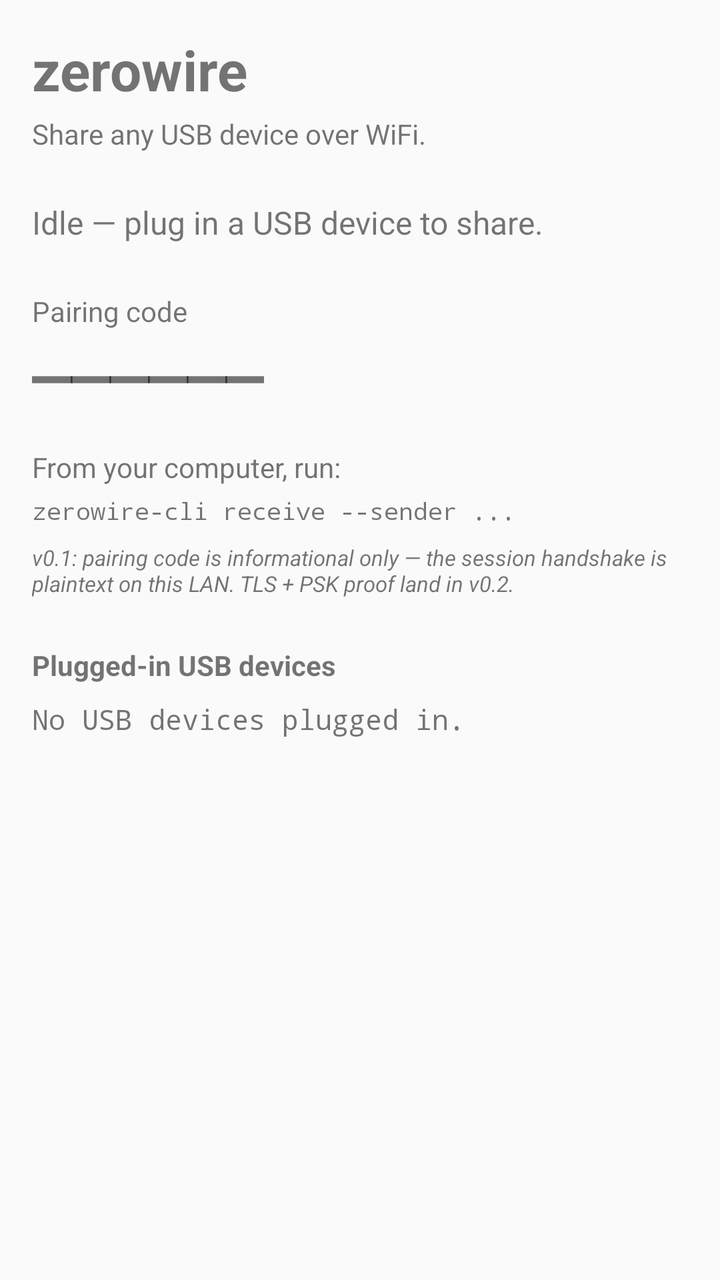
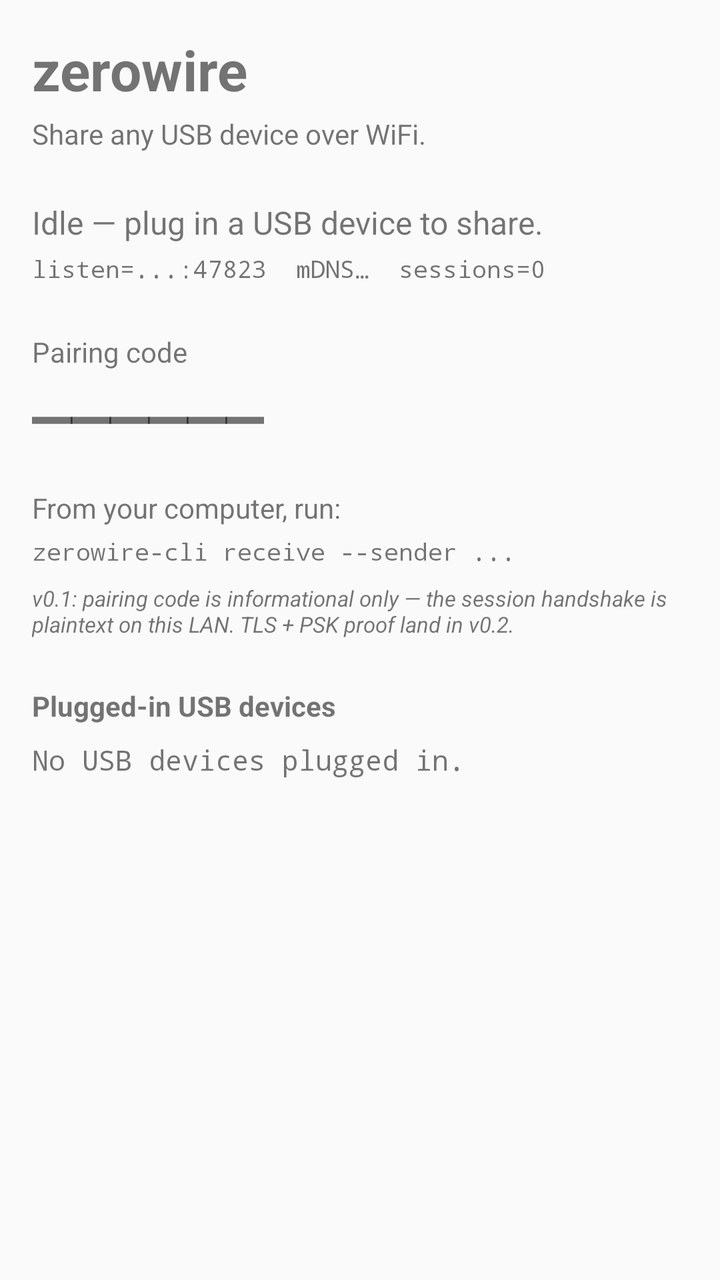

The first picture is an Android layout as it rendered before a commit; the second is the same layout after the commit. The layout source and the unified diff follow.
<!-- AndroidManifest.xml: application theme Theme.AppCompat.DayNight -->
<!-- res/layout/activity_main.xml -->
<?xml version="1.0" encoding="utf-8"?>
<LinearLayout xmlns:android="http://schemas.android.com/apk/res/android"
    xmlns:tools="http://schemas.android.com/tools"
    android:layout_width="match_parent"
    android:layout_height="match_parent"
    android:orientation="vertical"
    android:padding="16dp">

    <TextView
        android:id="@+id/title"
        android:layout_width="wrap_content"
        android:layout_height="wrap_content"
        android:text="@string/app_name"
        android:textSize="28sp"
        android:textStyle="bold" />

    <TextView
        android:layout_width="wrap_content"
        android:layout_height="wrap_content"
        android:layout_marginTop="4dp"
        android:text="@string/tagline" />

    <TextView
        android:id="@+id/status"
        android:layout_width="match_parent"
        android:layout_height="wrap_content"
        android:layout_marginTop="24dp"
        android:textSize="16sp"
        android:text="@string/status_idle" />

    <TextView
        android:id="@+id/pairing_code_label"
        android:layout_width="wrap_content"
        android:layout_height="wrap_content"
        android:layout_marginTop="24dp"
        android:text="@string/pairing_code_label" />

    <TextView
        android:id="@+id/pairing_code"
        android:layout_width="wrap_content"
        android:layout_height="wrap_content"
        android:textSize="32sp"
        android:textStyle="bold"
        android:fontFamily="monospace"
        tools:ignore="HardcodedText"
        android:text="——————" />

    <TextView
        android:id="@+id/connect_hint"
        android:layout_width="wrap_content"
        android:layout_height="wrap_content"
        android:layout_marginTop="16dp"
        android:text="@string/connect_hint" />

    <TextView
        android:id="@+id/connect_command"
        android:layout_width="match_parent"
        android:layout_height="wrap_content"
        android:layout_marginTop="4dp"
        android:fontFamily="monospace"
        android:textSize="12sp"
        tools:ignore="HardcodedText"
        android:text="zerowire-cli receive --sender ..." />

    <TextView
        android:id="@+id/v01_note"
        android:layout_width="match_parent"
        android:layout_height="wrap_content"
        android:layout_marginTop="8dp"
        android:textSize="11sp"
        android:textStyle="italic"
        android:text="@string/v01_note" />

    <TextView
        android:id="@+id/device_list_title"
        android:layout_width="wrap_content"
        android:layout_height="wrap_content"
        android:layout_marginTop="24dp"
        android:textStyle="bold"
        tools:ignore="HardcodedText"
        android:text="Plugged-in USB devices" />

    <TextView
        android:id="@+id/device_list"
        android:layout_width="match_parent"
        android:layout_height="wrap_content"
        android:layout_marginTop="8dp"
        android:fontFamily="monospace"
        android:text="@string/no_devices" />
</LinearLayout>
<!-- resources referenced by this layout -->
<resources>
  <string name="app_name">zerowire</string>
  <string name="connect_hint">From your computer, run:</string>
  <string name="no_devices">No USB devices plugged in.</string>
  <string name="pairing_code_label">Pairing code</string>
  <string name="status_idle">Idle — plug in a USB device to share.</string>
  <string name="tagline">Share any USB device over WiFi.</string>
  <string name="v01_note">v0.1: pairing code is informational only — the session handshake is plaintext on this LAN. TLS + PSK proof land in v0.2.</string>
</resources>

<!-- the commit's change to res/layout/activity_main.xml (unified diff, before → after) -->
@@ -27,6 +27,16 @@
         android:layout_marginTop="24dp"
         android:textSize="16sp"
         android:text="@string/status_idle" />
+
+    <TextView
+        android:id="@+id/diagnostic"
+        android:layout_width="match_parent"
+        android:layout_height="wrap_content"
+        android:layout_marginTop="4dp"
+        android:fontFamily="monospace"
+        android:textSize="12sp"
+        tools:ignore="HardcodedText"
+        android:text="listen=...:47823  mDNS…  sessions=0" />
 
     <TextView
         android:id="@+id/pairing_code_label"
